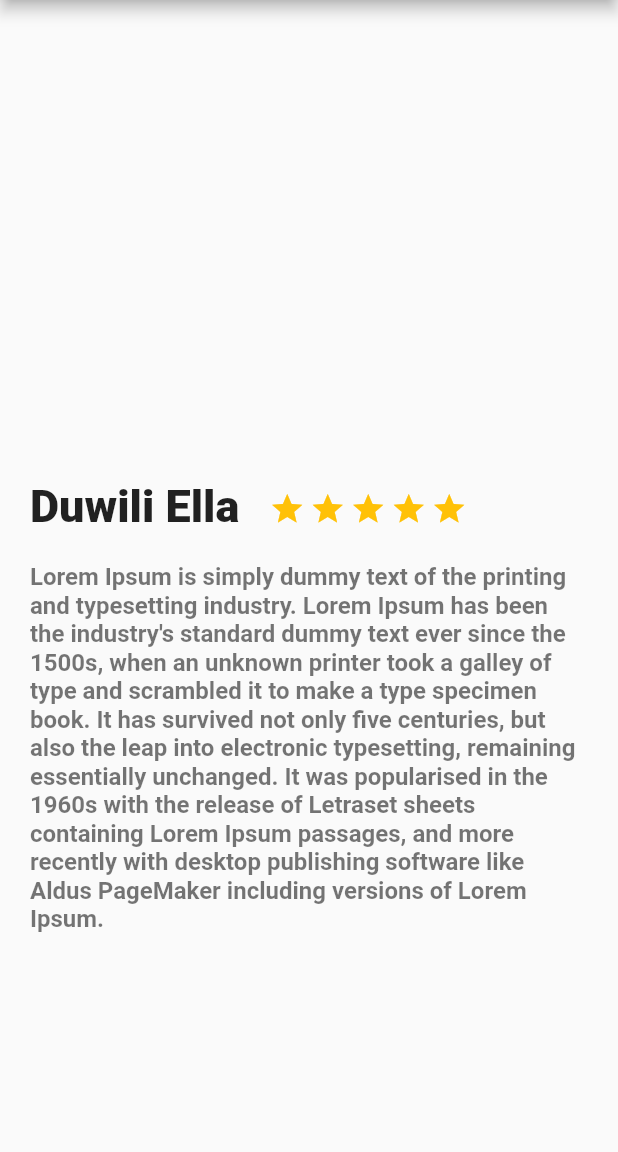
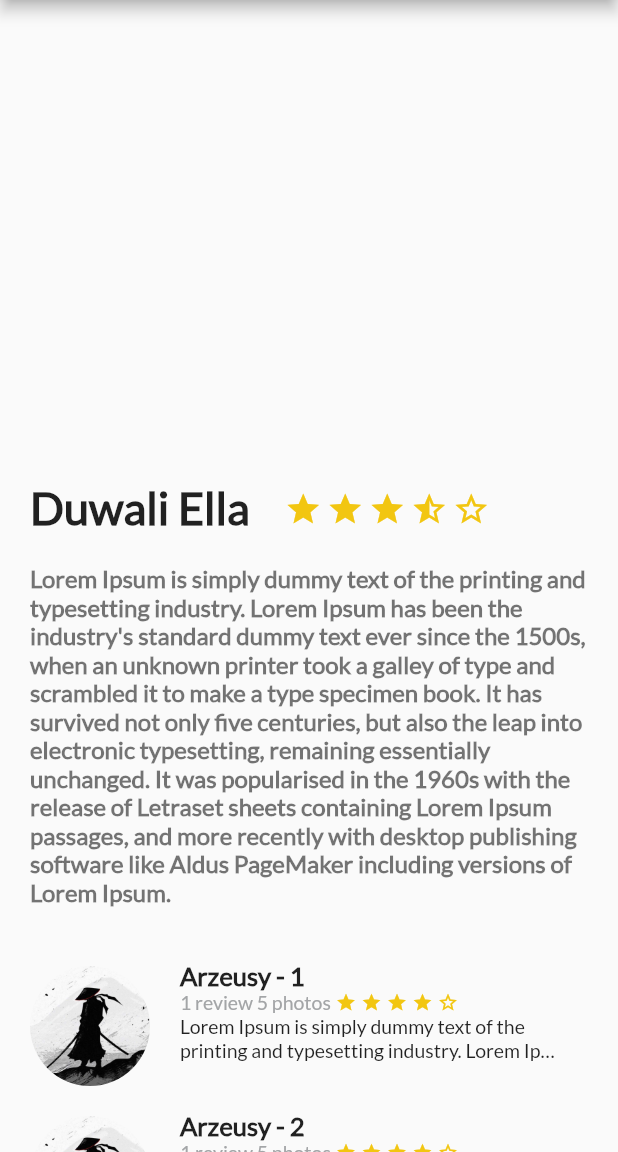
Before and after one commit to Arzeusy/Trips_app, a Flutter app: the screen it shows after launch, on a phone screen of 412 x 824 dp, the part 84-1236 px from its top. Run offline on Flutter 3.47's test engine with Material 2 defaults, Android fonts, the phone set to English and light mode, and no system bars.

Commit message:
review widget with dynamic rating

```diff
--- a/lib/description_place.dart
+++ b/lib/description_place.dart
@@ -1,12 +1,40 @@
 import 'package:flutter/material.dart';
+import 'package:platzi_trips_app/rating.dart';
+import 'package:platzi_trips_app/review_list.dart';
 
+// ignore: must_be_immutable
 class DescriptionPlace extends StatelessWidget{
-  const DescriptionPlace({Key? key}) : super(key: key);
+    String namePlace = "Duwali Ella";
+    int stars;
+    String description = "Lorem Ipsum is simply dummy text of the printing and typesetting industry. Lorem Ipsum has been the industry's standard dummy text ever since the 1500s, when an unknown printer took a galley of type and scrambled it to make a type specimen book. It has survived not only five centuries, but also the leap into electronic typesetting, remaining essentially unchanged. It was popularised in the 1960s with the release of Letraset sheets containing Lorem Ipsum passages, and more recently with desktop publishing software like Aldus PageMaker including versions of Lorem Ipsum.";
+
+  DescriptionPlace(this.namePlace, this.stars, this.description, {Key? key}) : super(key: key);
 
   @override
   Widget build(BuildContext context){
 
-    String textDummy = "Lorem Ipsum is simply dummy text of the printing and typesetting industry. Lorem Ipsum has been the industry's standard dummy text ever since the 1500s, when an unknown printer took a galley of type and scrambled it to make a type specimen book. It has survived not only five centuries, but also the leap into electronic typesetting, remaining essentially unchanged. It was popularised in the 1960s with the release of Letraset sheets containing Lorem Ipsum passages, and more recently with desktop publishing software like Aldus PageMaker including versions of Lorem Ipsum.";
+
+    final starIconHalf = Container(
+      margin: const  EdgeInsets.only(
+        top: 323.0,
+        right: 3.0
+      ),
+      child: const Icon(
+        Icons.star_half,
+        color: Colors.amber,
+      ),
+    );
+
+    final starIconEmpthy = Container(
+      margin: const  EdgeInsets.only(
+        top: 323.0,
+        right: 3.0
+      ),
+      child: const Icon(
+        Icons.star_border,
+        color: Colors.amber,
+      ),
+    );
 
     final starIcon = Container(
       margin: const  EdgeInsets.only(
@@ -27,10 +55,11 @@
         bottom: 20.0
       ),
       child: Text(
-        textDummy,
+        this.description,
         style: const TextStyle(
           fontSize: 16.0,
           fontWeight: FontWeight.bold,
+          fontFamily: "Lato",
           color: Colors.black54
         ),
       ),
@@ -40,24 +69,26 @@
       children: [
         Container(
           margin: const EdgeInsets.only(top:320.0, left: 20.0, right: 20.0),
-          child: const Text(
-            "Duwili Ella",
-            style: TextStyle(
+          child:  Text(
+            namePlace,
+            style: const TextStyle(
               fontSize: 30.0,
-              fontWeight: FontWeight.w900
+              fontWeight: FontWeight.w900,
+              fontFamily: "Lato",
             ),
             textAlign: TextAlign.left,
           ),
         ),
-        Row(
+        Container(
+          margin: const EdgeInsets.only(
+            top: 323.0
+          ),
+          child: Row(
           children: [
-            starIcon,
-            starIcon,
-            starIcon,
-            starIcon,
-            starIcon,
+            Rating(3.5, 3.0, 25.0)
           ],
         ),
+        )
       ],
     );
 
@@ -65,7 +96,8 @@
       child: Column(
         children: [
           titleStars,
-          description
+          description,
+          ReviewList(key: UniqueKey())
         ],
 
       ),
--- a/lib/main.dart
+++ b/lib/main.dart
@@ -33,7 +33,7 @@
             color: Color.fromARGB(255, 255, 255, 255),
           ),
         ),
-        body: DescriptionPlace()
+        body: DescriptionPlace("Duwali Ella", 5 , "Lorem Ipsum is simply dummy text of the printing and typesetting industry. Lorem Ipsum has been the industry's standard dummy text ever since the 1500s, when an unknown printer took a galley of type and scrambled it to make a type specimen book. It has survived not only five centuries, but also the leap into electronic typesetting, remaining essentially unchanged. It was popularised in the 1960s with the release of Letraset sheets containing Lorem Ipsum passages, and more recently with desktop publishing software like Aldus PageMaker including versions of Lorem Ipsum.", key: UniqueKey(),)
 
 
         /*Stack(children: [
--- /dev/null
+++ b/lib/rating.dart
@@ -0,0 +1,50 @@
+import 'package:flutter/material.dart';
+
+class Rating extends StatelessWidget {
+  double stars;
+  double marginLeft;
+  double fontSize;
+
+
+  Rating( this.stars, this.marginLeft, this.fontSize, {Key? key}) : super(key: key);
+
+  Widget getStar(double star) {
+    var icon = Icons.star;
+
+    if (star >= 1){
+      icon = Icons.star;
+    } else if (star >=  0.5 && star < 1) {
+      icon = Icons.star_half;
+    } else {
+      icon = Icons.star_border;
+    }
+    return Container(
+      margin: const EdgeInsets.only(right: 3.0),
+      child: Icon(
+        icon,
+        color: const Color(0xFFf2C611),
+        size: fontSize,
+      ),
+    );
+  }
+
+  Widget getRating(double stars) {
+    List<Widget> list = [];
+
+    for (var n = 0; n < 5; n++) {
+      list.add(getStar(stars));
+      stars--;
+    }
+    return Container(
+      margin: EdgeInsets.only(left: marginLeft),
+      child: Row(
+        children: list,
+      ),
+    );
+  }
+
+  @override
+  Widget build(BuildContext context){
+    return getRating(stars);
+  }
+}
--- /dev/null
+++ b/lib/review.dart
@@ -0,0 +1,110 @@
+import 'package:flutter/material.dart';
+import 'package:platzi_trips_app/rating.dart';
+
+
+// ignore: must_be_immutable
+class Review extends StatelessWidget{
+
+  String pathImage =  "assets/back1.jpeg";
+  String name = "Arzeusy";
+  String deatils = "1 review 5 photos";
+  String comment = "Lorem Ipsum is simply dummy text of the printing and typesetting industry. Lorem Ipsum has been the industry's standard dummy text ever since the 1500s, when an unknown printer took a galley of type and scrambled it to make a type specimen book.";
+
+  Review( this.name, this.pathImage, {Key? key}) : super(key: key);
+
+  @override
+  Widget build(BuildContext context){
+
+    final userComment = Container(
+      margin: const EdgeInsets.only(
+        left: 20.0
+      ),
+      child:  SizedBox(
+        width: 250,
+        child: Text(
+          comment,
+          textAlign: TextAlign.left,
+          overflow: TextOverflow.ellipsis,
+          maxLines: 2,
+          softWrap: false,
+          style: const TextStyle(
+            fontSize: 13.0,
+            fontFamily: "Lato",
+          ),
+        ),
+      )
+    );
+
+
+
+    final userInfo = Row(
+      children: [
+        Container(
+          margin: const EdgeInsets.only(
+            left: 20.0
+          ),
+          child: Text(
+            deatils,
+            textAlign: TextAlign.left,
+            style: const TextStyle(
+              fontSize: 13.0,
+              fontFamily: "Lato",
+              color: Color(0xFFa3a5a7)
+            ),
+          ),
+        ),
+        Rating(4.3, 3.0, 14.0)
+      ],
+    );
+
+
+    final userComponent = Container(
+      margin: const EdgeInsets.only(
+        left: 20.0
+      ),
+      child: Text(
+        name,
+        textAlign: TextAlign.left,
+        style: const TextStyle(
+          fontSize: 17.0,
+          fontFamily: "Lato",
+          fontWeight: FontWeight.bold
+        ),
+      ),
+    );
+
+
+
+    final userDetails = Column(
+      crossAxisAlignment: CrossAxisAlignment.start,
+      children: [
+        userComponent,
+        userInfo,
+        userComment
+      ],
+    );
+
+    final photo = Container(
+      margin: const EdgeInsets.only(top: 20.0, left: 20.0),
+      width: 80.0,
+      height: 80.0,
+      decoration:  BoxDecoration(
+        shape: BoxShape.circle,
+        image: DecorationImage(
+          image: AssetImage(pathImage),
+          fit: BoxFit.cover
+        ),
+      ),
+    );
+
+
+    return Row(
+      children: [
+        photo,
+        userDetails
+      ],
+    );
+
+
+  }
+}
--- /dev/null
+++ b/lib/review_list.dart
@@ -0,0 +1,27 @@
+import 'package:flutter/material.dart';
+import 'package:platzi_trips_app/review.dart';
+
+
+class ReviewList extends StatelessWidget {
+
+
+  ReviewList({Key? key}) : super(key: key);
+
+
+  @override
+  Widget build(BuildContext context){
+    List<int> text = [1,2,3,4];
+
+    return Container(
+      margin:  const EdgeInsets.only(
+        bottom: 20.0
+      ),
+      child: Column(
+        children: [
+          for ( var i in text ) Review("Arzeusy - " + i.toString(), "assets/back1.jpeg")
+        ],
+      ),
+    );
+
+  }
+}
--- a/pubspec.yaml
+++ b/pubspec.yaml
@@ -87,3 +87,7 @@
   #
   # For details regarding fonts from package dependencies,
   # see https://flutter.dev/custom-fonts/#from-packages
+  fonts:
+      - family: Lato
+        fonts:
+          - asset: fonts/Lato/Lato-Regular.ttf
```
Also changed, not shown: fonts/Lato/OFL.txt (added, +93 -0 lines), fonts/Lato/Lato-Black.ttf (added), fonts/Lato/Lato-BlackItalic.ttf (added), fonts/Lato/Lato-Bold.ttf (added), fonts/Lato/Lato-BoldItalic.ttf (added), fonts/Lato/Lato-Italic.ttf (added), fonts/Lato/Lato-Light.ttf (added), fonts/Lato/Lato-LightItalic.ttf (added), fonts/Lato/Lato-Regular.ttf (added), fonts/Lato/Lato-Thin.ttf (added), fonts/Lato/Lato-ThinItalic.ttf (added).
